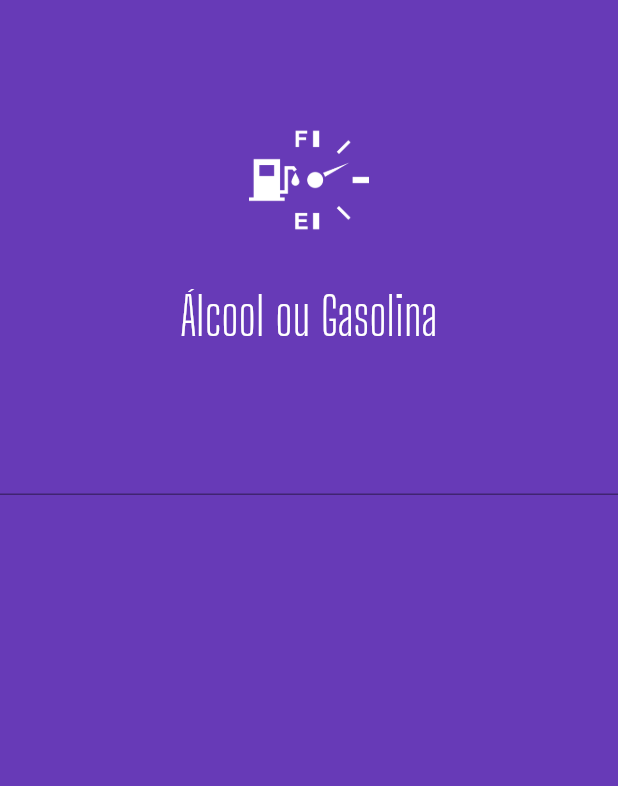
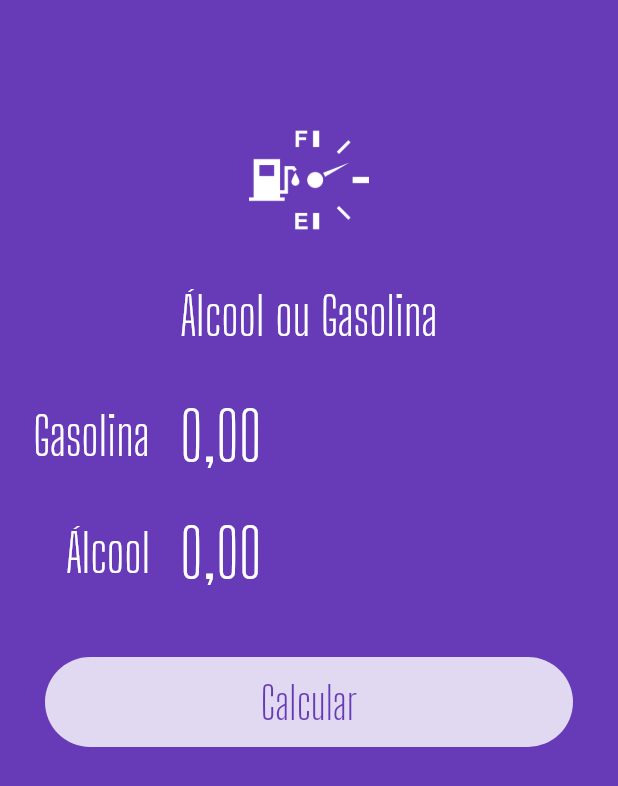
Before and after one commit to SamuelAlv3s/App-AlcoolOuGasolina, a Flutter app: the screen it shows after launch, on a phone screen of 412 x 824 dp. Shown: the top 786 px of the screen. Run offline on Flutter 3.47's test engine with Material 2 defaults, Android fonts, the phone set to English and light mode, and no system bars; our stand-ins replace flutter_masked_text.

Commit message:
widget input

```diff
--- a/lib/main.dart
+++ b/lib/main.dart
@@ -1,5 +1,7 @@
+import 'package:alcool_gasolina/widgets/input.widget.dart';
 import 'package:alcool_gasolina/widgets/logo.widget.dart';
 import 'package:flutter/material.dart';
+import 'package:flutter_masked_text/flutter_masked_text.dart';
 
 void main() {
   runApp(const MyApp());
@@ -16,13 +18,16 @@ class MyApp extends StatelessWidget {
       theme: ThemeData(
         primarySwatch: Colors.deepPurple,
       ),
-      home: const HomePage(),
+      home: HomePage(),
     );
   }
 }
 
 class HomePage extends StatelessWidget {
-  const HomePage({super.key});
+  final _gasCtrl = MoneyMaskedTextController();
+  final _alcCtrl = MoneyMaskedTextController();
+
+  HomePage({super.key});
 
   @override
   Widget build(BuildContext context) {
@@ -30,12 +35,24 @@ class HomePage extends StatelessWidget {
       backgroundColor: Theme.of(context).primaryColor,
       body: ListView(children: <Widget>[
         const Logo(),
-        TextFormField(
-          keyboardType: TextInputType.number,
-          style: const TextStyle(
-              color: Colors.white,
-              fontSize: 45,
-              fontFamily: 'Big Shoulders Display'),
+        Input(label: 'Gasolina', ctrl: _gasCtrl),
+        Input(label: 'Álcool', ctrl: _alcCtrl),
+        Container(
+          margin: const EdgeInsets.all(30),
+          height: 60,
+          decoration: BoxDecoration(
+              color: Colors.white.withOpacity(0.8),
+              borderRadius: BorderRadius.circular(50)),
+          child: TextButton(
+            child: Text(
+              'Calcular',
+              style: TextStyle(
+                  color: Theme.of(context).primaryColor,
+                  fontSize: 30,
+                  fontFamily: 'Big Shoulders Display'),
+            ),
+            onPressed: () {},
+          ),
         )
       ]),
     );
--- /dev/null
+++ b/lib/widgets/input.widget.dart
@@ -0,0 +1,42 @@
+import 'package:flutter/material.dart';
+import 'package:flutter_masked_text/flutter_masked_text.dart';
+
+class Input extends StatelessWidget {
+  final String label;
+  final MoneyMaskedTextController ctrl;
+
+  const Input({
+    super.key,
+    required this.label,
+    required this.ctrl,
+  });
+
+  @override
+  Widget build(BuildContext context) {
+    return Row(
+      children: <Widget>[
+        Container(
+            width: 100,
+            alignment: Alignment.centerRight,
+            child: Text(label,
+                style: const TextStyle(
+                    color: Colors.white,
+                    fontSize: 35,
+                    fontFamily: 'Big Shoulders Display'))),
+        const SizedBox(
+          width: 20,
+        ),
+        Expanded(
+            child: TextFormField(
+          controller: ctrl,
+          keyboardType: TextInputType.number,
+          style: const TextStyle(
+              color: Colors.white,
+              fontSize: 45,
+              fontFamily: 'Big Shoulders Display'),
+          decoration: const InputDecoration(border: InputBorder.none),
+        ))
+      ],
+    );
+  }
+}
```
